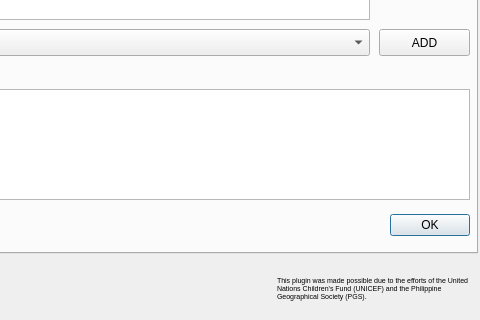
Old version of the form mhcvam_barangay_dialog.ui in the repository benhur07b/mhcvam; both pictures show x 343 to 823 and y 247 to 567 of the 823 by 567 pixel window.
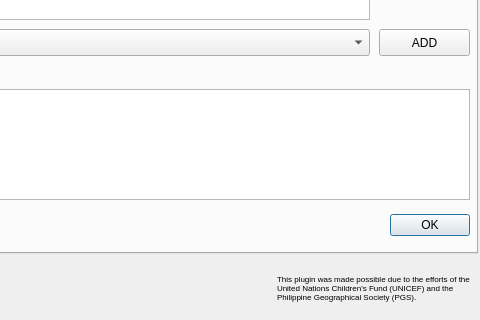
New version of the form. Icons and pictures are not drawn. Custom widgets are drawn as their Qt base class.

```diff
--- a/mhcvam_barangay_dialog.ui
+++ b/mhcvam_barangay_dialog.ui
@@ -671,7 +671,7 @@
     <enum>Qt::LeftToRight</enum>
    </property>
    <property name="text">
-    <string>This plugin was made possible due to the efforts of the United Nations Children's Fund (UNICEF) and the Philippine Geographical Society (PGS).</string>
+    <string>&lt;html&gt;&lt;head/&gt;&lt;body&gt;&lt;p&gt;&lt;span style=&quot; font-size:6pt;&quot;&gt;This plugin was made possible due to the efforts of the United Nations Children's Fund (UNICEF) and the Philippine Geographical Society (PGS).&lt;/span&gt;&lt;/p&gt;&lt;/body&gt;&lt;/html&gt;</string>
    </property>
    <property name="scaledContents">
     <bool>false</bool>
```
Left out of the diff: 8 changed lines with no effect on the pictures.
